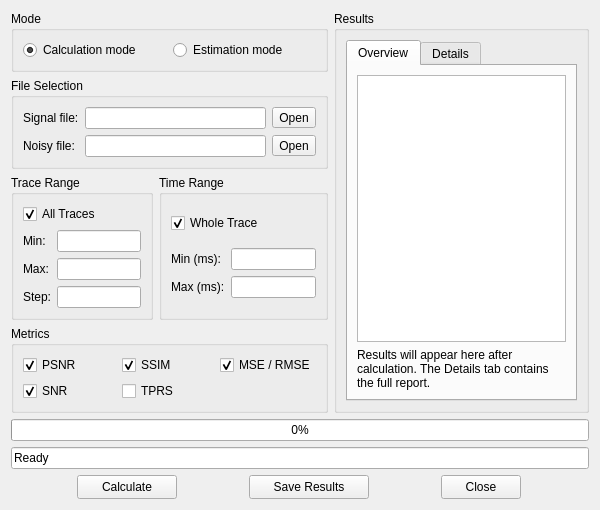
Above: SeiSeeMp/metricsdialog.ui from wangweiwei104/SeiSee before the change. Below: the same form after it.
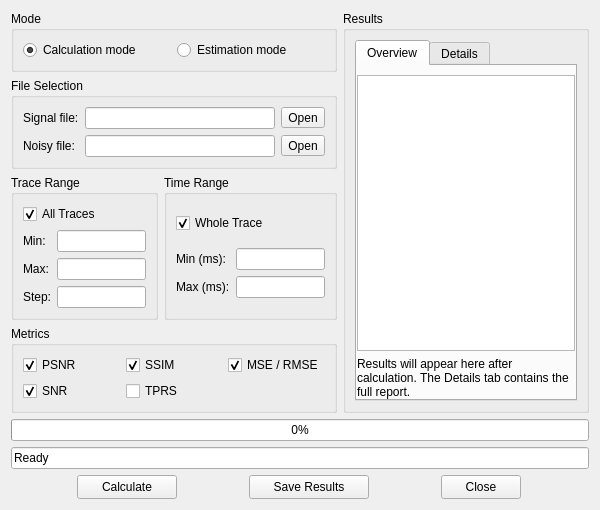
That is the form after the change. Icons and pictures are not drawn. Custom widgets are drawn as their Qt base class.

The edit to the form file:
```diff
--- a/SeiSeeMp/metricsdialog.ui
+++ b/SeiSeeMp/metricsdialog.ui
@@ -302,11 +302,26 @@
        <layout class="QVBoxLayout" name="verticalLayout_results">
         <item>
          <widget class="QTabWidget" name="resultTabs">
+          <property name="currentIndex">
+           <number>0</number>
+          </property>
           <widget class="QWidget" name="summaryTab">
            <attribute name="title">
             <string>Overview</string>
            </attribute>
            <layout class="QVBoxLayout" name="summaryLayout">
+            <property name="leftMargin">
+             <number>0</number>
+            </property>
+            <property name="topMargin">
+             <number>9</number>
+            </property>
+            <property name="rightMargin">
+             <number>0</number>
+            </property>
+            <property name="bottomMargin">
+             <number>0</number>
+            </property>
             <item>
              <widget class="MyStringTable" name="metricTable"/>
             </item>
@@ -327,6 +342,15 @@
             <string>Details</string>
            </attribute>
            <layout class="QVBoxLayout" name="detailsLayout">
+            <property name="leftMargin">
+             <number>0</number>
+            </property>
+            <property name="rightMargin">
+             <number>0</number>
+            </property>
+            <property name="bottomMargin">
+             <number>0</number>
+            </property>
             <item>
              <widget class="QPlainTextEdit" name="txtResults">
               <property name="readOnly">
```
